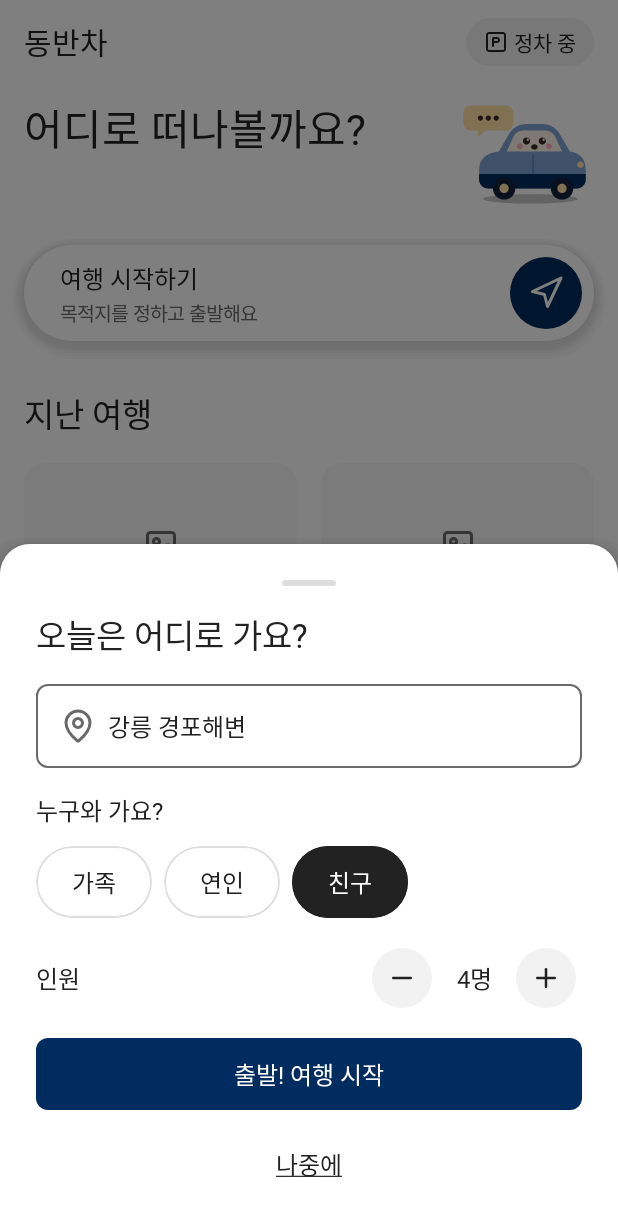
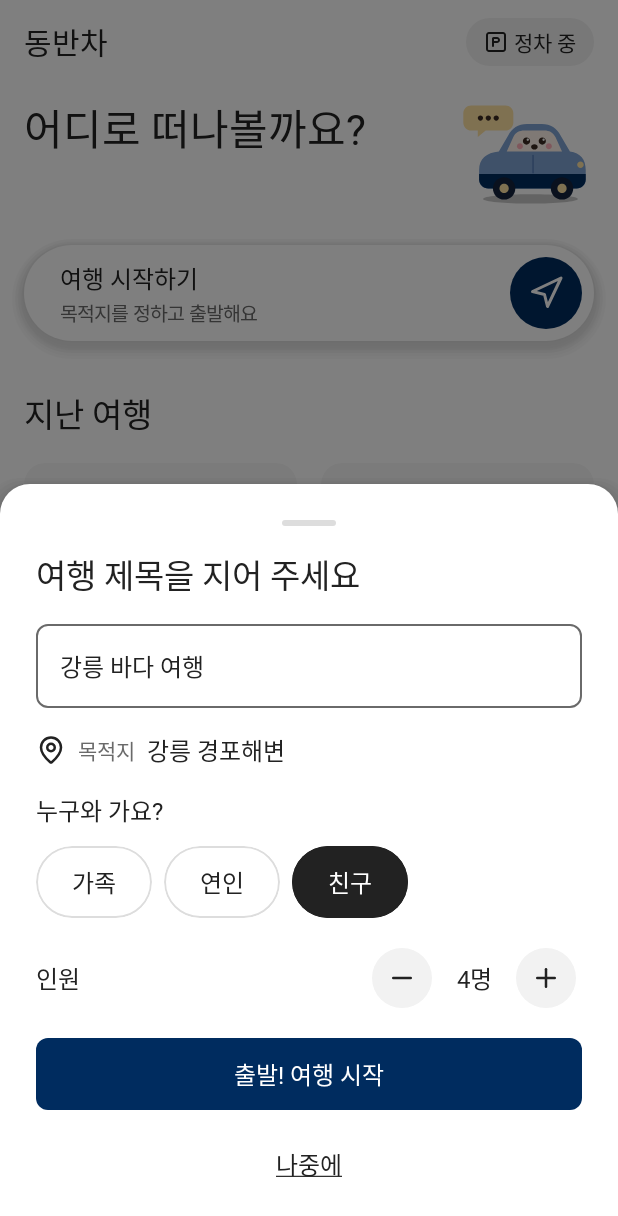
Before and after one commit to hyundai-app-devchallenge/drive-diary, an Android app built with Jetpack Compose: the @Preview function Preview_S02, on a phone screen of 412 x 824 dp. Shown: the top 1216 px of the screen. Run offline under Robolectric (Android 15) with nearby library versions, the phone set to English and light mode, and no system bars; Roboto replaces fonts that are not available here.

Commit message:
feat: 여행 설정에서 제목을 입력하고 목적지는 내비 값으로 표시
입력칸에 쓴 글을 그대로 여행 제목으로 쓰고, 그 아래에 내비에 찍힌 목적지를
보여준다. 제목을 비우면 "목적지 여행"으로 만든다.

```diff
--- a/app/src/main/java/com/dongbantest/app/ui/v3/screens/HomeScreens.kt
+++ b/app/src/main/java/com/dongbantest/app/ui/v3/screens/HomeScreens.kt
@@ -209,9 +209,14 @@ fun HomeBody(
 /* ───────── S02 여행 설정 ───────── */
 
 data class TripSetupUiState(
-    val title: String = "오늘은 어디로 가요?",
+    val title: String = "여행 제목을 지어 주세요",
+    val tripTitleLabel: String = "여행 제목",
+    val tripTitle: String = "강릉 바다 여행",
+    val tripTitlePlaceholder: String = "예: 판교 여행",
     val destinationLabel: String = "목적지",
-    val destination: String = "강릉 경포해변",
+    /** 내비에 찍힌 목적지 이름. 아직 없으면 null. */
+    val naviDestination: String? = "강릉 경포해변",
+    val noDestination: String = "내비에서 목적지를 찍으면 여기에 나와요",
     val withLabel: String = "누구와 가요?",
     val companions: List<String> = listOf("가족", "연인", "친구"),
     val selectedCompanion: String = "친구",
@@ -228,7 +233,7 @@ data class TripSetupUiState(
 fun TripSetupScreen(
     state: TripSetupUiState = TripSetupUiState(),
     onTab: (DbTab) -> Unit = {},
-    onDestinationChange: (String) -> Unit = {},
+    onTripTitleChange: (String) -> Unit = {},
     onCompanionSelect: (String) -> Unit = {},
     onHeadcountChange: (Int) -> Unit = {},
     onStart: () -> Unit = {},
@@ -243,20 +248,37 @@ fun TripSetupScreen(
             overlay = {
                 DbBottomSheet(state.title) {
                     Text(state.title, style = t.titleLg, color = c.ink, modifier = Modifier.semantics { heading() })
-                    // 목적지 입력: 높이 56, 왼쪽 위치 아이콘
+                    // 여행 제목 입력: 높이 56. 여기 쓴 글이 여행 화면의 제목(예: "판교 여행")이 된다.
                     Box(
                         Modifier.fillMaxWidth().height(56.dp).border(1.dp, c.muted, DbShapes.button).clip(DbShapes.button).background(c.paper),
                         contentAlignment = Alignment.CenterStart,
                     ) {
-                        DbIcon(DbIcons.MapPin, 24.dp, c.muted, Modifier.padding(start = Spacing.md))
                         BasicTextField(
-                            value = state.destination,
-                            onValueChange = onDestinationChange,
+                            value = state.tripTitle,
+                            onValueChange = onTripTitleChange,
                             singleLine = true,
                             textStyle = t.body.copy(color = c.ink),
                             cursorBrush = SolidColor(c.accent),
-                            modifier = Modifier.fillMaxWidth().padding(start = Spacing.xxl, end = Spacing.md)
-                                .semantics { contentDescription = state.destinationLabel },
+                            modifier = Modifier.fillMaxWidth().padding(horizontal = Spacing.md)
+                                .semantics { contentDescription = state.tripTitleLabel },
+                            decorationBox = { field ->
+                                if (state.tripTitle.isEmpty()) Text(state.tripTitlePlaceholder, style = t.body, color = c.muted)
+                                field()
+                            },
+                        )
+                    }
+                    // 목적지: 내비에 찍힌 곳을 그대로 보여준다(여기서 고치지 않는다).
+                    Row(
+                        Modifier.fillMaxWidth().semantics(mergeDescendants = true) { liveRegion = LiveRegionMode.Polite },
+                        horizontalArrangement = Arrangement.spacedBy(Spacing.xs),
+                        verticalAlignment = Alignment.CenterVertically,
+                    ) {
+                        DbIcon(DbIcons.MapPin, 20.dp, if (state.naviDestination != null) c.ink else c.muted)
+                        Text(state.destinationLabel, style = t.bodySm, color = c.muted)
+                        Text(
+                            state.naviDestination ?: state.noDestination,
+                            style = if (state.naviDestination != null) t.body.copy(fontWeight = FontWeight.Medium) else t.bodySm,
+                            color = if (state.naviDestination != null) c.ink else c.muted,
                         )
                     }
                     Column(Modifier.fillMaxWidth()) {
--- a/app/src/main/java/com/dongbantest/app/ui/v3connect/V3NavHost.kt
+++ b/app/src/main/java/com/dongbantest/app/ui/v3connect/V3NavHost.kt
@@ -185,17 +185,21 @@ fun V3NavHost(
 
         /* S02 여행 설정 → S03 녹음 동의 → 여행 시작 */
         composable(V3Routes.SETUP) {
-            var destination by rememberSaveable { mutableStateOf("") }
+            var tripTitle by rememberSaveable { mutableStateOf("") }
+            // 목적지는 직접 쓰지 않고 내비에 찍힌 곳을 쓴다. 아직 안 찍었으면 null.
+            val naviDestination = home.route?.destinationName?.takeIf { it.isNotBlank() }
             var companion by rememberSaveable { mutableStateOf("가족") }
             var headcount by rememberSaveable { mutableIntStateOf(2) }
             var askConsent by rememberSaveable { mutableStateOf(false) }
             val homeBackground = home.toV3()
 
             fun start(consent: Boolean) {
-                val dest = destination.trim().ifBlank { "어딘가 멋진 곳" }
+                val dest = naviDestination ?: "어딘가 멋진 곳"
+                // 제목을 비워 두면 목적지로 "○○ 여행"을 만든다.
+                val title = tripTitle.trim().ifBlank { naviDestination?.let { "$it 여행" } ?: "우리의 여행" }
                 // v3 는 이름 대신 관계와 인원만 받는다. 다이어리 "함께한 사람" 칸에는 나 + 관계 번호로 남긴다.
                 val people = listOf("나") + (1 until headcount).map { "$companion$it" }
-                homeVm.startTrip(title = "$dest 여행", destination = dest, companions = people) { id ->
+                homeVm.startTrip(title = title, destination = dest, companions = people) { id ->
                     RecordingConsentStore(context).set(id, consent)
                     navController.go(V3Routes.trip(id, guide = true))
                 }
@@ -212,13 +216,14 @@ fun V3NavHost(
             } else {
                 TripSetupScreen(
                     state = TripSetupUiState(
-                        destination = destination,
+                        tripTitle = tripTitle,
+                        naviDestination = naviDestination,
                         selectedCompanion = companion,
                         headcount = headcount,
                         home = homeBackground,
                     ),
                     onTab = onTab,
-                    onDestinationChange = { destination = it },
+                    onTripTitleChange = { tripTitle = it },
                     onCompanionSelect = { companion = it },
                     onHeadcountChange = { headcount = it.coerceIn(1, 9) },
                     onStart = { askConsent = true },
```
